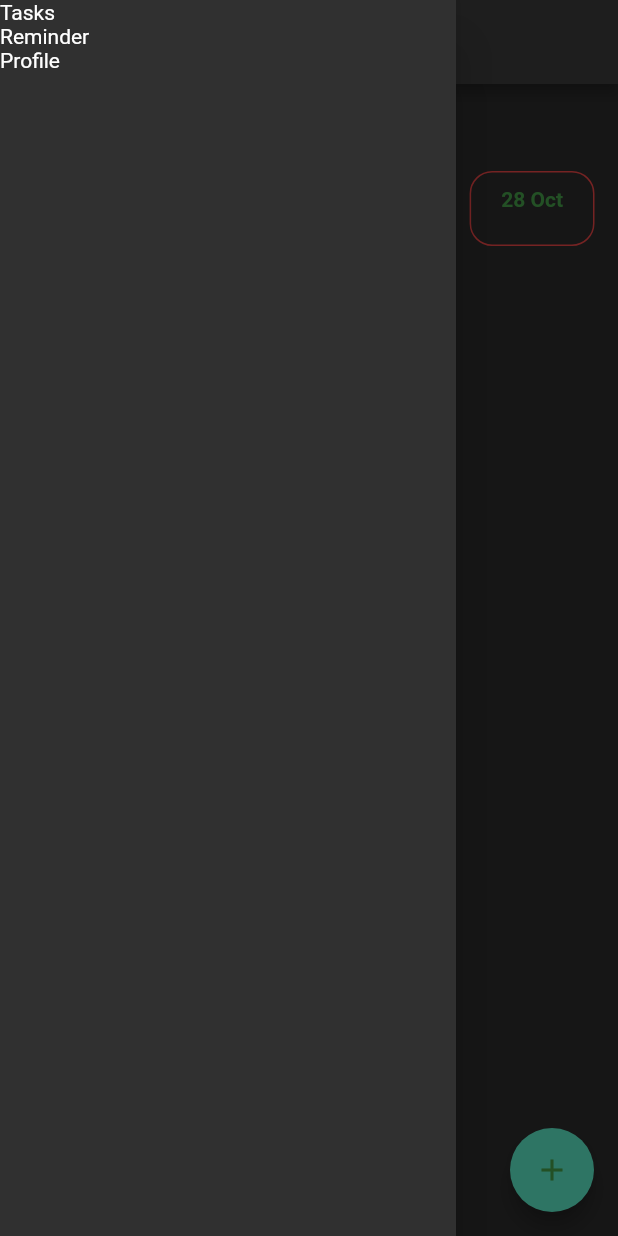
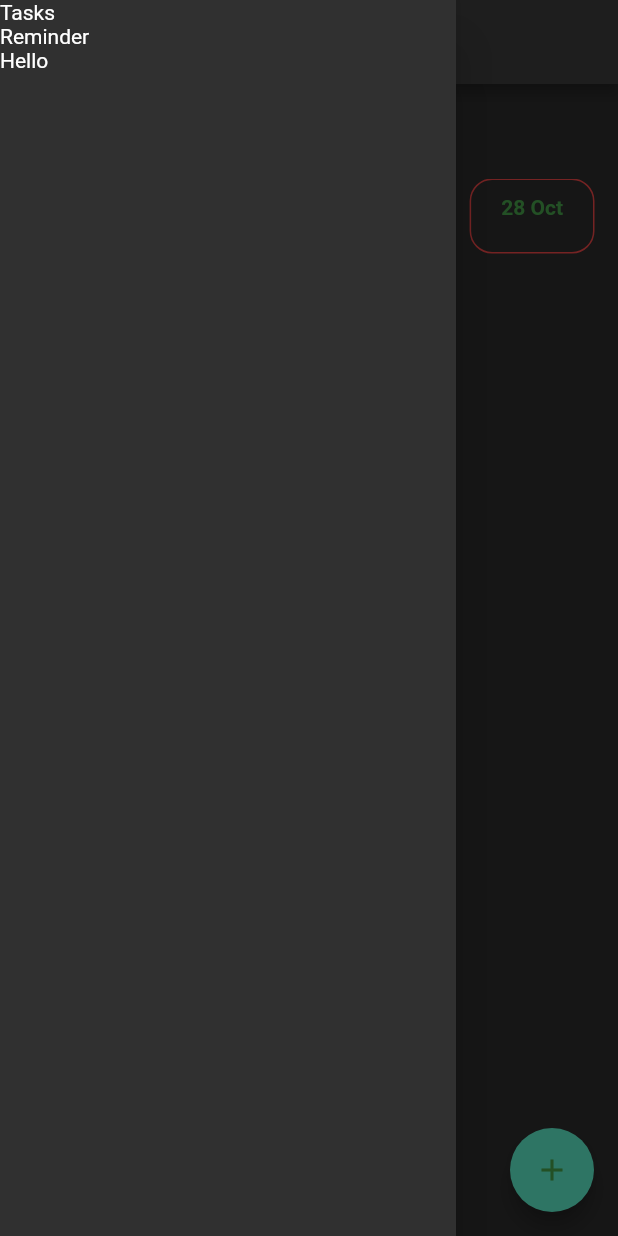
Before and after one commit to utkarshmalik19/todo_app, a Flutter app: the screen it shows after launch, with the side drawer open, on a phone screen of 412 x 824 dp. Run offline on Flutter 3.47's test engine with Material 2 defaults, Android fonts, the phone set to English and light mode, and no system bars.

Commit message:
code format changes

```diff
--- a/lib/presentation/screens/home_page.dart
+++ b/lib/presentation/screens/home_page.dart
@@ -50,7 +50,7 @@ class _HomePageState extends State<HomePage> {
                     fontWeight: FontWeight.bold),
               ),
               SizedBox(
-                height: 20,
+                height: 25,
               ),
               SizedBox(
                 height: 50,
--- a/lib/presentation/widgets/app_drawer.dart
+++ b/lib/presentation/widgets/app_drawer.dart
@@ -12,7 +12,7 @@ class _AppDrawerState extends State<AppDrawer> {
   Widget build(BuildContext context) {
     return Drawer(
       child: ListView(
-        children: [Text('Tasks'), Text('Reminder'), Text('Profile')],
+        children: [Text('Tasks'), Text('Reminder'), Text('Hello')],
       ),
     );
   }
```
